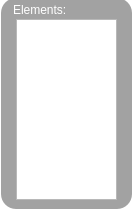
Before: the Qt Designer form Element.ui in lznt/p2Scripts, drawn with Qt 5.
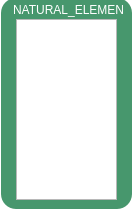
After: the same form once the commit is applied.

Commit message: chage the GUI color and modify the MainMenu.js

Patch:
```diff
--- a/Element.ui
+++ b/Element.ui
@@ -18,7 +18,7 @@
   </property>
   <property name="styleSheet">
    <string notr="true">QWidget#Element{ background-color: transparent;}
-QFrame#frame{ background-color: rgba(136, 136, 136, 200); border-radius: 15px; }</string>
+QFrame#frame{ background-color: rgba(21,122,69,200); border-radius: 15px; }</string>
   </property>
   <widget class="QFrame" name="frame">
    <property name="geometry">
@@ -40,12 +40,12 @@
      <rect>
       <x>12</x>
       <y>2</y>
-      <width>54</width>
+      <width>111</width>
       <height>20</height>
      </rect>
     </property>
     <property name="text">
-     <string>&lt;html&gt;&lt;head/&gt;&lt;body&gt;&lt;p&gt;&lt;span style=&quot; color:#ffffff;&quot;&gt;Elements:&lt;/span&gt;&lt;/p&gt;&lt;/body&gt;&lt;/html&gt;</string>
+     <string>&lt;html&gt;&lt;head/&gt;&lt;body&gt;&lt;p&gt;&lt;span style=&quot; color:#ffffff;&quot;&gt;NATURAL_ELEMENTS:&lt;/span&gt;&lt;/p&gt;&lt;/body&gt;&lt;/html&gt;</string>
     </property>
    </widget>
    <widget class="QListWidget" name="ElementListWidget">
```
The commit also changes 11 other files.
